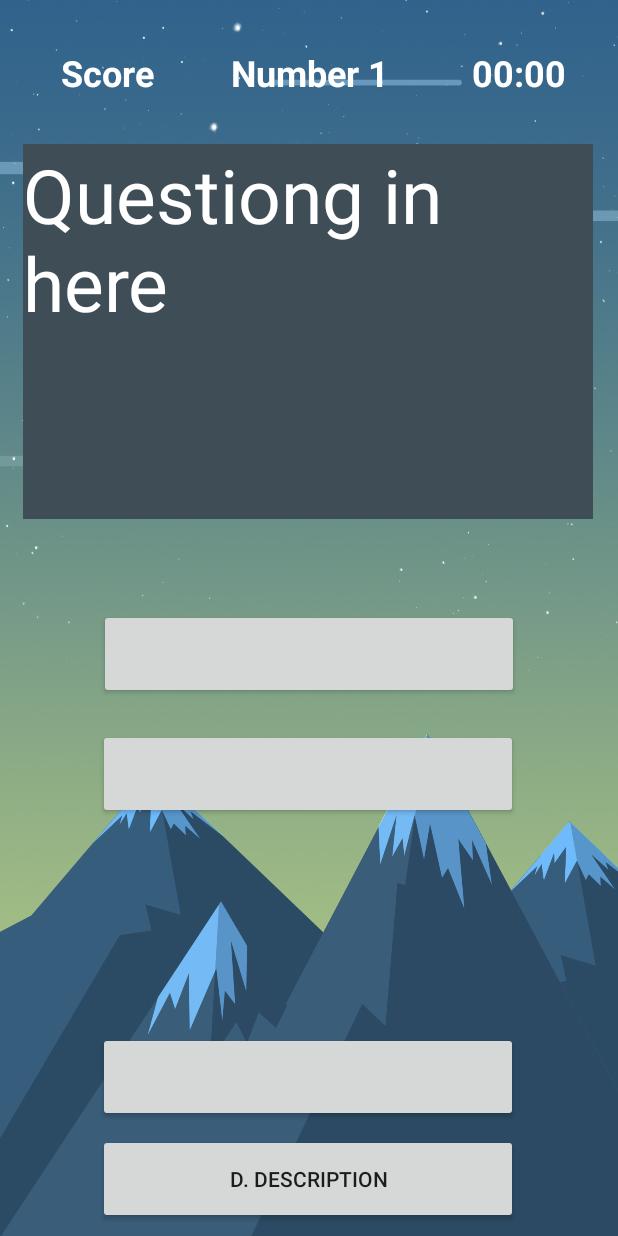
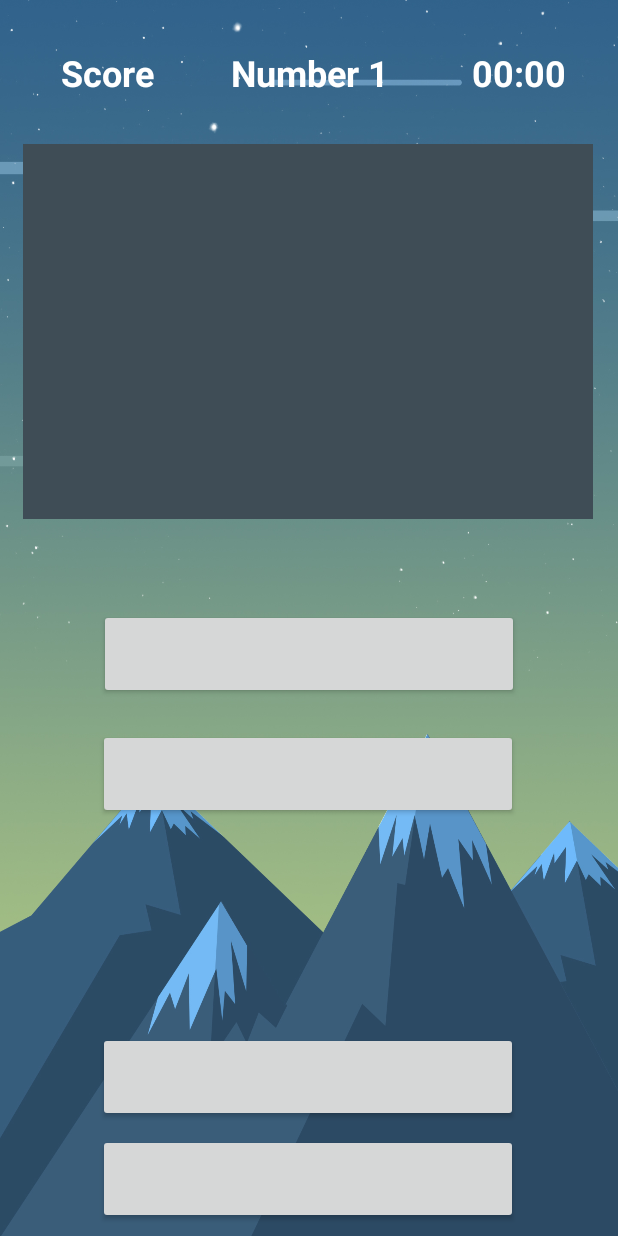
Before and after one commit to Ean-Yan/Android-Quiz-Game, an Android app: the layout activity_game_page.xml on its own in the app's theme, with its tools: preview values and no code run, on a phone screen of 412 x 824 dp. Run offline under Robolectric (Android 15) with nearby library versions, the phone set to English and light mode, and no system bars; Roboto replaces fonts that are not available here.

```diff
--- a/app/src/main/res/layout/activity_game_page.xml
+++ b/app/src/main/res/layout/activity_game_page.xml
@@ -10,7 +10,6 @@
 
 
     <TextView
-        android:text="Questiong in here"
             android:layout_width="380dp"
             android:layout_height="250dp"
             android:id="@+id/QuestionView" android:background="@color/colorPrimary"
@@ -47,7 +46,6 @@
             app:layout_constraintEnd_toEndOf="parent" android:layout_marginEnd="8dp"
             app:layout_constraintHorizontal_bias="0.495" app:layout_constraintVertical_bias="1.0"/>
     <Button
-            android:text="D. Description"
             android:layout_width="280dp"
             android:layout_height="60dp"
             android:id="@+id/Answer4d" android:layout_marginTop="300dp"
```
Also changed, not shown: app/src/main/java/com/teamandroids/triviagame/application/gamePage.kt (+9 -4 lines). Lines whose indentation alone changed are shown as unchanged.
